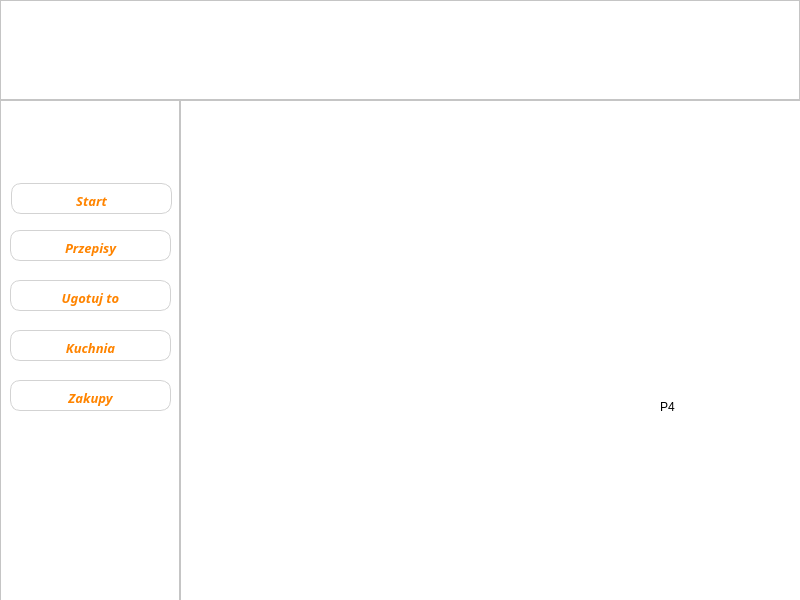
Before: the Qt Designer form FeedMe/mainwindow.ui in xzqvac/FeedMe, drawn with Qt 5.
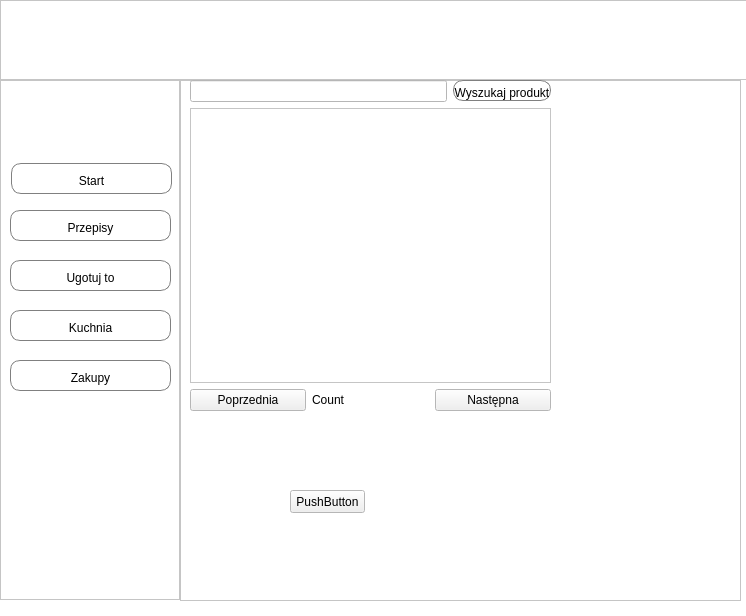
After: the same form once the commit is applied. The open tabs and pages were chosen to show the change. Icons and pictures are not drawn.

```diff
--- a/FeedMe/mainwindow.ui
+++ b/FeedMe/mainwindow.ui
@@ -6,8 +6,8 @@
    <rect>
     <x>0</x>
     <y>0</y>
-    <width>800</width>
-    <height>600</height>
+    <width>746</width>
+    <height>616</height>
    </rect>
   </property>
   <property name="palette">
@@ -87,7 +87,7 @@
       <x>0</x>
       <y>0</y>
       <width>800</width>
-      <height>100</height>
+      <height>80</height>
      </rect>
     </property>
     <property name="frameShape">
@@ -96,28 +96,12 @@
     <property name="frameShadow">
      <enum>QFrame::Raised</enum>
     </property>
-    <widget class="QLabel" name="logo">
-     <property name="geometry">
-      <rect>
-       <x>250</x>
-       <y>10</y>
-       <width>300</width>
-       <height>87</height>
-      </rect>
-     </property>
-     <property name="text">
-      <string/>
-     </property>
-     <property name="pixmap">
-      <pixmap>images/l11.png</pixmap>
-     </property>
-    </widget>
    </widget>
    <widget class="QFrame" name="leftMenu">
     <property name="geometry">
      <rect>
       <x>0</x>
-      <y>100</y>
+      <y>80</y>
       <width>180</width>
       <height>520</height>
      </rect>
@@ -137,36 +121,18 @@
        <height>31</height>
       </rect>
      </property>
-     <property name="font">
-      <font>
-       <family>Miriam Mono CLM</family>
-       <pointsize>10</pointsize>
-       <weight>99</weight>
-       <italic>true</italic>
-       <bold>true</bold>
-      </font>
-     </property>
-     <property name="cursor">
-      <cursorShape>OpenHandCursor</cursorShape>
-     </property>
      <property name="layoutDirection">
       <enum>Qt::RightToLeft</enum>
      </property>
-     <property name="autoFillBackground">
-      <bool>false</bool>
-     </property>
      <property name="styleSheet">
       <string notr="true">QPushButton {
 	background-color: rgb(255,255,255);
-	border-style: solid; 
-    vertical-align: middle;
+	border-style: solid;
+	border-color: grey;
 	border-width: 1px;
 	padding-top: 5px;
 	color: rgb(0, 0, 0);
-    font-weight: 900;	
-	border-radius:10px;
-	border-color: lightgrey;  
-	color:rgb(255, 132, 0)
+	border-radius: 10px;
 }
 QPushButton:hover {
 	background-color: rgb(255, 132, 0);
@@ -191,23 +157,14 @@
        <height>31</height>
       </rect>
      </property>
-     <property name="font">
-      <font>
-       <family>Miriam Mono CLM</family>
-       <pointsize>10</pointsize>
-       <weight>75</weight>
-       <italic>true</italic>
-       <bold>true</bold>
-      </font>
-     </property>
      <property name="styleSheet">
       <string notr="true">QPushButton {
 	background-color: rgb(255,255,255);
 	border-style: solid;
+	border-color: grey;
 	border-width: 1px;
 	padding-top: 5px;
-	border-color: lightgrey;  
-	color:rgb(255, 132, 0);
+	color: rgb(0, 0, 0);
 	border-radius: 10px;
 }
 QPushButton:hover {
@@ -232,25 +189,15 @@
        <height>31</height>
       </rect>
      </property>
-     <property name="font">
-      <font>
-       <family>Miriam Mono CLM</family>
-       <pointsize>10</pointsize>
-       <weight>75</weight>
-       <italic>true</italic>
-       <bold>true</bold>
-      </font>
-     </property>
      <property name="styleSheet">
       <string notr="true">QPushButton {
 	background-color: rgb(255,255,255);
 	border-style: solid;
+	border-color: grey;
 	border-width: 1px;
 	padding-top: 5px;
 	color: rgb(0, 0, 0);
 	border-radius: 10px;
-	border-color: lightgrey;  
-	color:rgb(255, 132, 0);
 }
 QPushButton:hover {
 	background-color: rgb(255, 132, 0);
@@ -274,25 +221,15 @@
        <height>31</height>
       </rect>
      </property>
-     <property name="font">
-      <font>
-       <family>Miriam Mono CLM</family>
-       <pointsize>10</pointsize>
-       <weight>75</weight>
-       <italic>true</italic>
-       <bold>true</bold>
-      </font>
-     </property>
      <property name="styleSheet">
       <string notr="true">QPushButton {
 	background-color: rgb(255,255,255);
 	border-style: solid;
+	border-color: grey;
 	border-width: 1px;
 	padding-top: 5px;
 	color: rgb(0, 0, 0);
 	border-radius: 10px;
-	border-color: lightgrey;  
-	color:rgb(255, 132, 0);
 }
 QPushButton:hover {
 	background-color: rgb(255, 132, 0);
@@ -316,25 +253,15 @@
        <height>31</height>
       </rect>
      </property>
-     <property name="font">
-      <font>
-       <family>Miriam Mono CLM</family>
-       <pointsize>10</pointsize>
-       <weight>75</weight>
-       <italic>true</italic>
-       <bold>true</bold>
-      </font>
-     </property>
      <property name="styleSheet">
       <string notr="true">QPushButton {
 	background-color: rgb(255,255,255);
 	border-style: solid;
+	border-color: grey;
 	border-width: 1px;
 	padding-top: 5px;
 	color: rgb(0, 0, 0);
 	border-radius: 10px;
-	border-color: lightgrey;  
-	color:rgb(255, 132, 0);
 }
 QPushButton:hover {
 	background-color: rgb(255, 132, 0);
@@ -354,8 +281,8 @@
     <property name="geometry">
      <rect>
       <x>180</x>
-      <y>100</y>
-      <width>621</width>
+      <y>80</y>
+      <width>561</width>
       <height>521</height>
      </rect>
     </property>
@@ -376,8 +303,8 @@
       <rect>
        <x>0</x>
        <y>0</y>
-       <width>621</width>
-       <height>501</height>
+       <width>561</width>
+       <height>531</height>
       </rect>
      </property>
      <property name="cursor">
@@ -444,20 +371,92 @@
        </property>
       </widget>
      </widget>
-     <widget class="QWidget" name="page_4">
-      <widget class="QLabel" name="label_4">
+     <widget class="QWidget" name="Kitchen">
+      <widget class="QPushButton" name="pushButton">
        <property name="geometry">
         <rect>
-         <x>480</x>
-         <y>300</y>
-         <width>47</width>
-         <height>13</height>
+         <x>110</x>
+         <y>410</y>
+         <width>75</width>
+         <height>23</height>
         </rect>
        </property>
        <property name="text">
-        <string>P4</string>
+        <string>PushButton</string>
        </property>
       </widget>
+      <widget class="QWidget" name="">
+       <property name="geometry">
+        <rect>
+         <x>10</x>
+         <y>0</y>
+         <width>361</width>
+         <height>331</height>
+        </rect>
+       </property>
+       <layout class="QVBoxLayout" name="verticalLayout">
+        <item>
+         <layout class="QHBoxLayout" name="horizontalLayout">
+          <item>
+           <widget class="QLineEdit" name="lineEdit"/>
+          </item>
+          <item>
+           <widget class="QPushButton" name="btn_search_product">
+            <property name="styleSheet">
+             <string notr="true">QPushButton {
+	background-color: rgb(255,255,255);
+	border-style: solid;
+	border-color: grey;
+	border-width: 1px;
+	padding-top: 5px;
+	color: rgb(0, 0, 0);
+	border-radius: 10px;
+}
+QPushButton:hover {
+	background-color: rgb(255, 170, 0)
+}
+	
+	
+
+</string>
+            </property>
+            <property name="text">
+             <string>Wyszukaj produkt</string>
+            </property>
+           </widget>
+          </item>
+         </layout>
+        </item>
+        <item>
+         <widget class="QTableView" name="tableView"/>
+        </item>
+        <item>
+         <layout class="QHBoxLayout" name="horizontalLayout_2">
+          <item>
+           <widget class="QPushButton" name="btn_previous_page">
+            <property name="text">
+             <string>Poprzednia</string>
+            </property>
+           </widget>
+          </item>
+          <item>
+           <widget class="QLabel" name="lblCount">
+            <property name="text">
+             <string>Count</string>
+            </property>
+           </widget>
+          </item>
+          <item>
+           <widget class="QPushButton" name="btn_next_page">
+            <property name="text">
+             <string>Następna</string>
+            </property>
+           </widget>
+          </item>
+         </layout>
+        </item>
+       </layout>
+      </widget>
      </widget>
      <widget class="QWidget" name="page_5">
       <widget class="QLabel" name="label_5">
```
Left out of the diff: 47 changed lines with no effect on the pictures.
